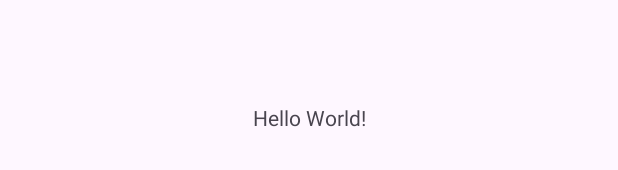
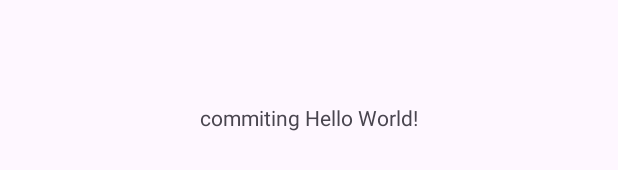
Before and after one commit to Pradi-Hub/QuickJot, an Android app: the layout activity_main.xml on its own in the app's theme, with its tools: preview values and no code run, on a phone screen of 412 x 824 dp. Shown: the part 501-671 px from the top of the screen. Run offline under Robolectric (Android 15) with nearby library versions, the phone set to English and light mode, and no system bars.

Commit message:
first commit

```diff
--- a/app/src/main/res/layout/activity_main.xml
+++ b/app/src/main/res/layout/activity_main.xml
@@ -9,7 +9,7 @@
     <TextView
         android:layout_width="wrap_content"
         android:layout_height="wrap_content"
-        android:text="Hello World!"
+        android:text="commiting Hello World!"
         app:layout_constraintBottom_toBottomOf="parent"
         app:layout_constraintEnd_toEndOf="parent"
         app:layout_constraintStart_toStartOf="parent"
```
